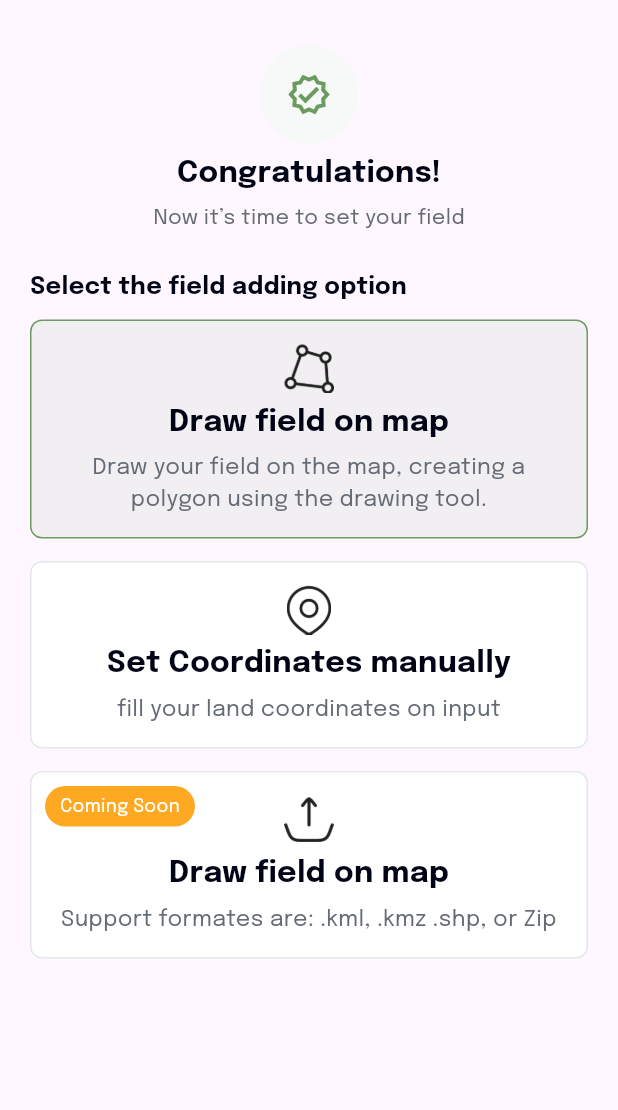
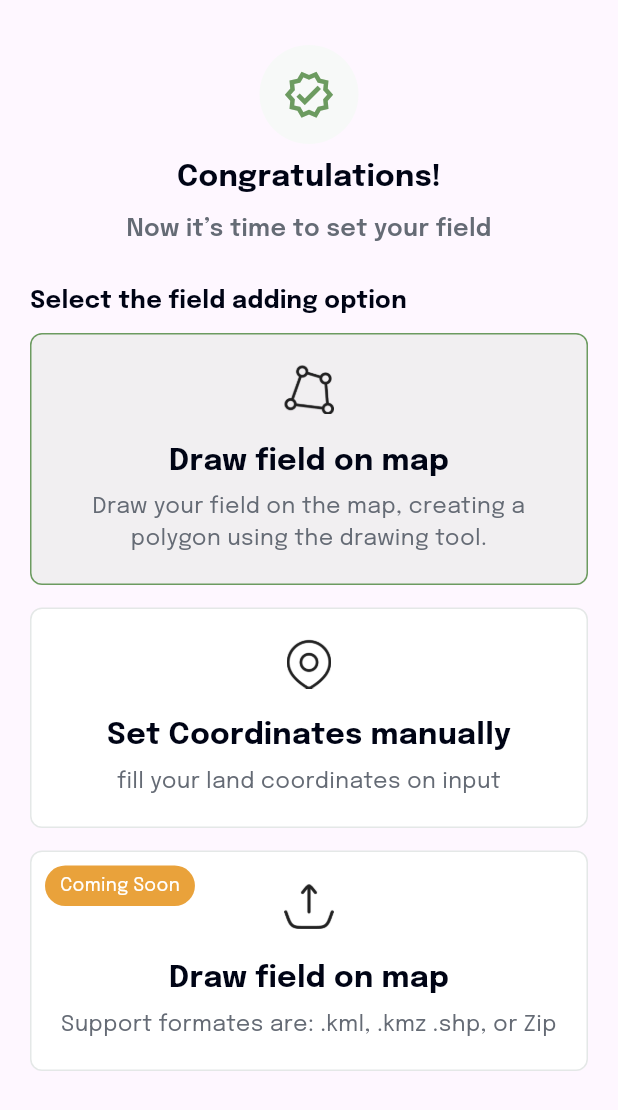
Before and after one commit to sakib151659/nurture_field, a Flutter app: the FiledMapView screen opened directly, on a phone screen of 412 x 824 dp. Shown: the top 1110 px of the screen. Run offline on Flutter 3.47's test engine with Material 2 defaults, Android fonts, the phone set to English and light mode, and no system bars; our stand-ins replace dropdown_search, google_maps_flutter, permission_handler, shared_preferences, smooth_page_indicator; accounts and stored records are empty.

Commit message:
field map view

```diff
--- a/lib/screens/filed_map_view/filed_map_view.dart
+++ b/lib/screens/filed_map_view/filed_map_view.dart
@@ -31,16 +31,16 @@ class _FiledMapViewState extends State<FiledMapView> {
                     color: MyColors.verifiedBg,
                     shape: BoxShape.circle
                   ),
-                  child: const Icon(Icons.verified_outlined, color: MyColors.primaryColor, size: 30,),
+                  child: const Icon(Icons.verified_outlined, color: MyColors.primaryColor, size: 35,),
                 ),
 
-                const SizedBox(height: 5,),
+                const SizedBox(height: 8,),
                 Text("Congratulations!",
                   style: MyTextStyle.primaryBold(fontSize: 20),
                 ),
-                const SizedBox(height: 5,),
+                const SizedBox(height: 8,),
                 Text("Now it’s time to set your field",
-                  style: MyTextStyle.secondaryLight(),
+                  style: MyTextStyle.secondaryMedium(fontSize: 16, fontWeight: FontWeight.w600),
                 ),
                 const SizedBox(height: 25,),
                 Align(
@@ -110,7 +110,7 @@ class _FiledMapViewState extends State<FiledMapView> {
     return InkWell(
       onTap: onTap,
       child: Container(
-        padding: const EdgeInsets.all(15),
+        padding: const EdgeInsets.symmetric(horizontal: 15, vertical: 20),
         width: double.infinity,
         decoration: BoxDecoration(
           border: Border.all(color: borderColor),
@@ -120,7 +120,7 @@ class _FiledMapViewState extends State<FiledMapView> {
         child: Column(
           children: [
             ImageIcon(AssetImage(icon), size: 33,),
-            const SizedBox(height: 5,),
+            const SizedBox(height: 17,),
             Text(title,
               style: MyTextStyle.primaryBold(fontSize: 20),
             ),
@@ -139,7 +139,7 @@ class _FiledMapViewState extends State<FiledMapView> {
     return Container(
       padding: const EdgeInsets.symmetric(horizontal: 10, vertical: 5),
       decoration: BoxDecoration(
-        color: MyColors.customOrange,
+        color: MyColors.customOrangeNew,
         borderRadius: BorderRadius.circular(30),
       ),
       child: Text("Coming Soon", style: MyTextStyle.secondaryLight(fontColor: MyColors.white, fontSize: 12),),
--- a/lib/screens/onboarding/complete_company_profile.dart
+++ b/lib/screens/onboarding/complete_company_profile.dart
@@ -143,7 +143,7 @@ class _CompleteCompanyProfileState extends State<CompleteCompanyProfile> {
                 const SizedBox(height: 30,),
                 CustomButtonRounded(
                     title: "Completed & Save",
-                    bgColor: isFormFilled? MyColors.primaryColor: MyColors.customGrayDark,
+                    bgColor: isFormFilled? MyColors.primaryColor: MyColors.greyColorNew,
                     onPress: (){
                       if(_formKey.currentState!.validate()){
                         LocalStorageManager.saveData(AppConstant.isCompanyProfileCompleted, true);
--- a/lib/utils/app_colors.dart
+++ b/lib/utils/app_colors.dart
@@ -21,6 +21,7 @@ class MyColors {
   static const Color transparentBackGround = Color.fromRGBO(255, 255, 255, .05);
   static const Color navigationBarColor = Color.fromRGBO(196, 196, 196, 1);
   static const Color customOrange = Color.fromRGBO(255, 168, 34, 1);
+  static const Color customOrangeNew = Color.fromRGBO(233, 162, 59, 1);
   static const Color unselectedDot = Color.fromRGBO(222, 224, 230, 1);
   static const Color customBlue = Color.fromRGBO(51, 94, 184, 1);
   static const Color customBlueLight = Color.fromRGBO(58, 98, 240, 1);
```
Also changed, not shown: lib/components/custom_dropdown/string_dropdown.dart (+5 -4 lines).
